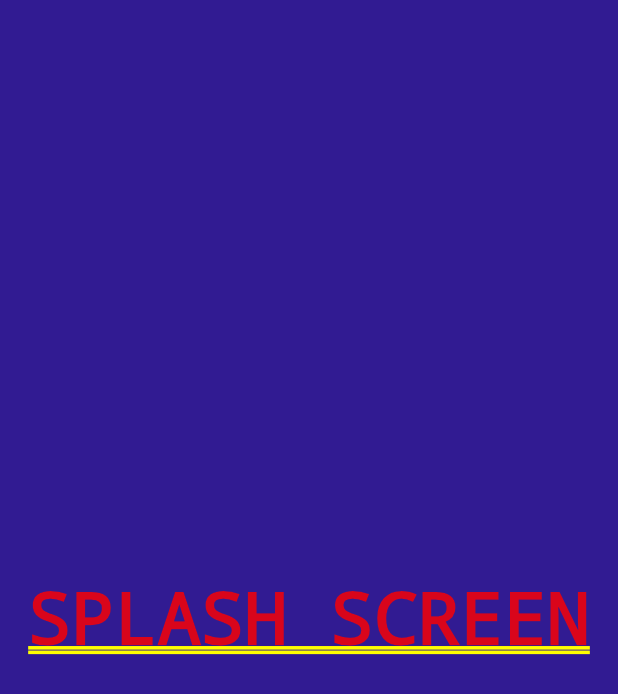
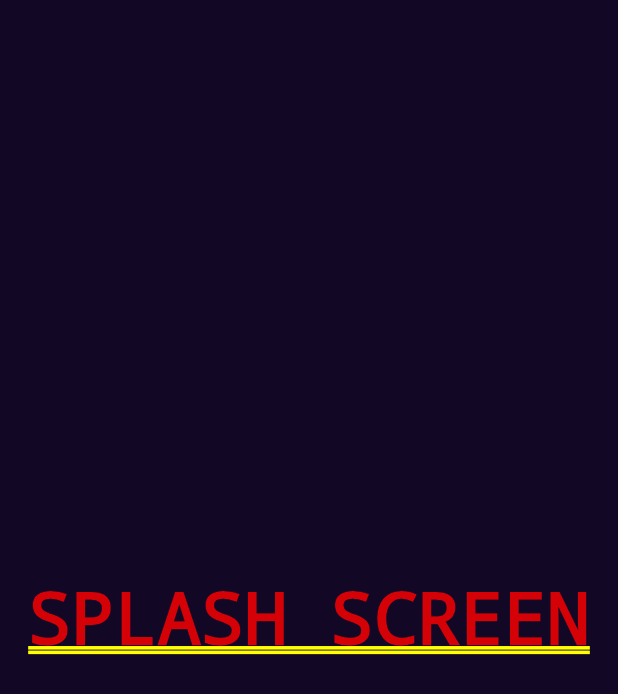
Before and after one commit to TheHarshKadam/BMI-Calculator, a Flutter app: the first screen one second after launch, on a phone screen of 412 x 824 dp. Shown: the top 694 px of the screen. Run offline on Flutter 3.47's test engine with Material 2 defaults, Android fonts, the phone set to English and light mode, and no system bars.

Commit message:
Color Changes in Status bar

```diff
--- a/lib/main.dart
+++ b/lib/main.dart
@@ -1,6 +1,7 @@
 import 'dart:async';
 import 'package:bmi_calculator/pages/home.dart';
 import 'package:flutter/material.dart';
+import 'package:flutter/services.dart';
 
 void main() {
   runApp(MaterialApp(
@@ -18,15 +19,18 @@ class _splash_screenState extends State<splash_screen> {
   void initState() {
     super.initState();
     Timer(
-        Duration(seconds: 3),
+        Duration(seconds: 2),
         () => Navigator.pushReplacement(
             context, MaterialPageRoute(builder: (context) => home())));
   }
 
   @override
   Widget build(BuildContext context) {
+    SystemChrome.setSystemUIOverlayStyle(SystemUiOverlayStyle(
+      statusBarColor: Color(0xFF130726),
+    ));
     return Container(
-        color: Colors.deepPurple[900],
+        color: Color(0xFF130726),
         child: Center(
           child: Text("SPLASH SCREEN"),
         ));
```
